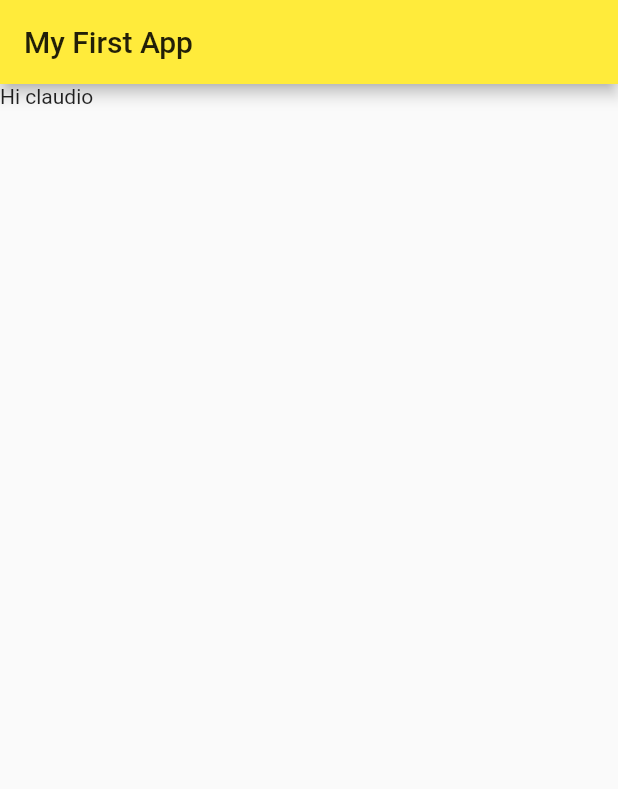
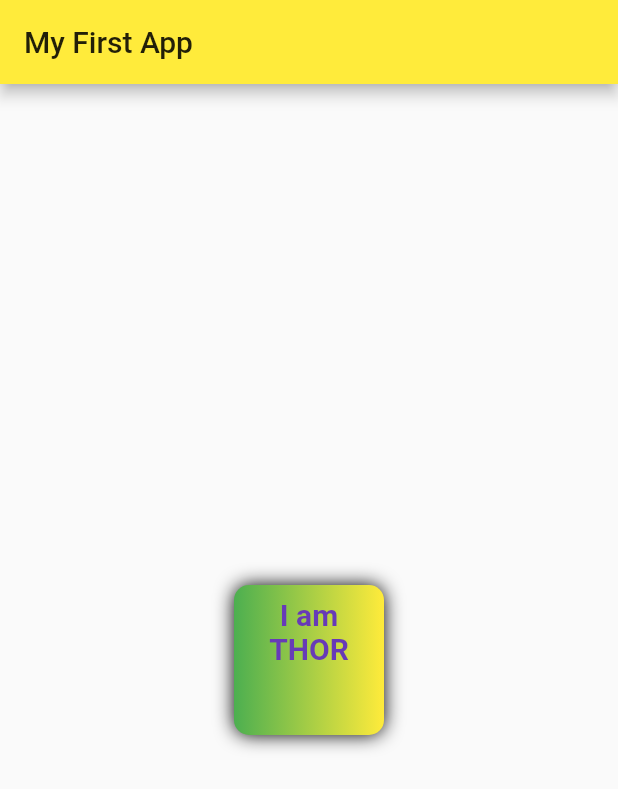
Before and after one commit to claudioversace/first_flutter_app, a Flutter app: the screen it shows after launch, on a phone screen of 412 x 824 dp. Shown: the top 789 px of the screen. Run offline on Flutter 3.47's test engine with Material 2 defaults, Android fonts, the phone set to English and light mode, and no system bars.

Commit message:
Box and text property

```diff
--- a/lib/main.dart
+++ b/lib/main.dart
@@ -16,8 +16,33 @@ class HomePage extends StatelessWidget{
       appBar: AppBar(
         title: Text("My First App"),
       ),
-      body: Container(
-        child: Text("Hi claudio"),
+      body: Center(
+        child: Container(
+          padding: const EdgeInsets.all(8),
+          width: 100,
+          height: 100,
+          alignment: Alignment.topCenter,
+          decoration: BoxDecoration(color: Colors.green,
+          borderRadius: BorderRadius.circular(10),
+          gradient: LinearGradient(colors: [
+            Colors.green,
+            Colors.yellow,
+          ]),
+          boxShadow: [
+            BoxShadow(
+              color: Colors.black,
+              blurRadius: 10,
+            )]),
+          child: Text(
+            "I am THOR",
+            textAlign: TextAlign.center,
+            style: TextStyle(
+              fontSize: 20,
+              color: Colors.deepPurple,
+              fontWeight: FontWeight.bold,
+            ),
+          ),
+        ),
       ),
     );
   }
```
